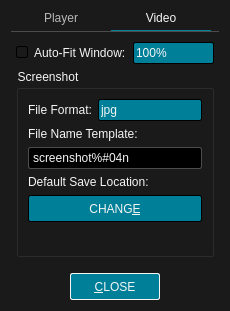
First picture: the form in src/ui/preferencesdialog.ui, repository u8sand/Baka-MPlayer, before the edit.
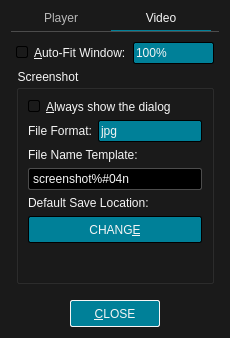
Second picture: the form after the edit. The open tabs and pages were chosen to show the change. Icons and pictures are not drawn.

Commit message: mainwindow.ui: show take screenshot with/without sub options

Patch:
```diff
--- a/src/ui/preferencesdialog.ui
+++ b/src/ui/preferencesdialog.ui
@@ -7,7 +7,7 @@
     <x>0</x>
     <y>0</y>
     <width>230</width>
-    <height>311</height>
+    <height>338</height>
    </rect>
   </property>
   <property name="windowTitle">
@@ -260,7 +260,7 @@
          <item>
           <widget class="QCheckBox" name="autoFitCheckBox">
            <property name="text">
-            <string>Auto-Fit Window:</string>
+            <string>&amp;Auto-Fit Window:</string>
            </property>
            <property name="checked">
             <bool>true</bool>
@@ -302,14 +302,14 @@
           <string>Screenshot</string>
          </property>
          <layout class="QFormLayout" name="formLayout">
-          <item row="0" column="0">
+          <item row="2" column="0">
            <widget class="QLabel" name="label">
             <property name="text">
              <string>File Format:</string>
             </property>
            </widget>
           </item>
-          <item row="0" column="1">
+          <item row="2" column="1">
            <widget class="QComboBox" name="formatComboBox">
             <item>
              <property name="text">
@@ -328,34 +328,44 @@
             </item>
            </widget>
           </item>
-          <item row="2" column="0" colspan="2">
+          <item row="4" column="0" colspan="2">
            <widget class="QLabel" name="label_2">
             <property name="text">
              <string>File Name Template:</string>
             </property>
            </widget>
           </item>
-          <item row="4" column="0" colspan="2">
+          <item row="6" column="0" colspan="2">
            <widget class="QLabel" name="label_3">
             <property name="text">
              <string>Default Save Location:</string>
             </property>
            </widget>
           </item>
-          <item row="3" column="0" colspan="2">
+          <item row="5" column="0" colspan="2">
            <widget class="QLineEdit" name="templateLineEdit">
             <property name="text">
              <string>screenshot%#04n</string>
             </property>
            </widget>
           </item>
-          <item row="5" column="0" colspan="2">
+          <item row="7" column="0" colspan="2">
            <widget class="QPushButton" name="changeButton">
             <property name="text">
              <string>CHANG&amp;E</string>
             </property>
            </widget>
           </item>
+          <item row="1" column="0" colspan="2">
+           <widget class="QCheckBox" name="checkBox">
+            <property name="text">
+             <string>&amp;Always show the dialog</string>
+            </property>
+            <property name="checked">
+             <bool>true</bool>
+            </property>
+           </widget>
+          </item>
          </layout>
         </widget>
        </item>
```
Left out of the diff: 15 changed lines with no effect on the pictures. The commit also changes 1 other file.
